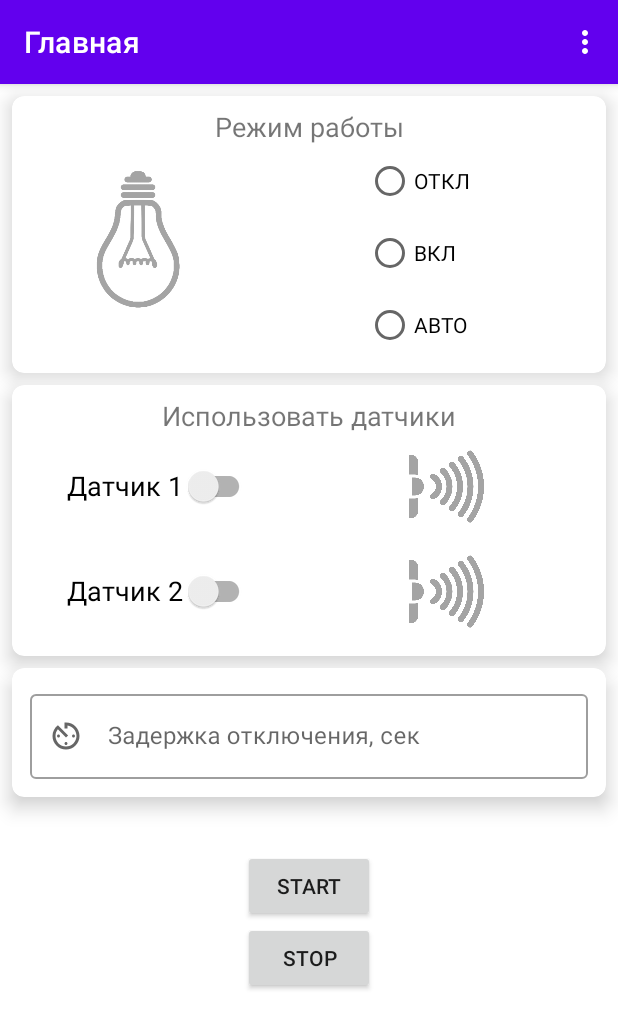
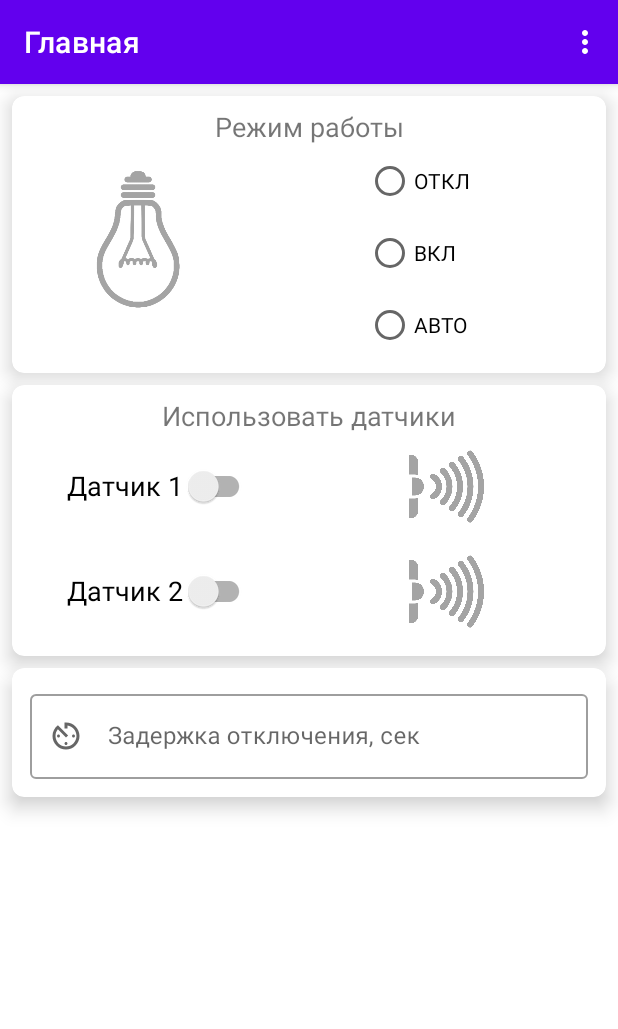
Before and after one commit to alex-eaa/ESP_Manager, an Android app: the fragment FragmentMsMain placed in its activity, on a phone screen of 412 x 824 dp. Shown: the top 1029 px of the screen. Run offline under Robolectric (Android 15) with nearby library versions, the phone set to English and light mode, and no system bars; our stand-ins replace navigation-ui; 6 statements that could not run were skipped.

Commit message:
I renamed the file fragment_ms_control.xml to fragment_ms_main.xml.

```diff
--- a/app/src/main/java/com/elchaninov/espmanager/view/ms/FragmentMsMain.kt
+++ b/app/src/main/java/com/elchaninov/espmanager/view/ms/FragmentMsMain.kt
@@ -19,7 +19,7 @@ import androidx.navigation.fragment.findNavController
 import androidx.navigation.fragment.navArgs
 import androidx.navigation.navOptions
 import com.elchaninov.espmanager.R
-import com.elchaninov.espmanager.databinding.FragmentMsControlBinding
+import com.elchaninov.espmanager.databinding.FragmentMsMainBinding
 import com.elchaninov.espmanager.model.AppState
 import com.elchaninov.espmanager.model.DeviceModel
 import com.elchaninov.espmanager.model.ms.MsMainModel
@@ -29,9 +29,9 @@ import com.elchaninov.espmanager.utils.show
 import org.koin.androidx.viewmodel.ext.android.viewModel
 import org.koin.core.parameter.parametersOf
 
-class FragmentMsMain : Fragment(R.layout.fragment_ms_control) {
+class FragmentMsMain : Fragment(R.layout.fragment_ms_main) {
 
-    private var _binding: FragmentMsControlBinding? = null
+    private var _binding: FragmentMsMainBinding? = null
     private val binding get() = _binding!!
 
     private val viewModel: ViewModelFragmentMsMain by viewModel { parametersOf(deviceModel) }
@@ -43,7 +43,7 @@ class FragmentMsMain : Fragment(R.layout.fragment_ms_control) {
 
     override fun onViewCreated(view: View, savedInstanceState: Bundle?) {
         super.onViewCreated(view, savedInstanceState)
-        _binding = FragmentMsControlBinding.bind(view)
+        _binding = FragmentMsMainBinding.bind(view)
         setHasOptionsMenu(true)
 
         deviceModel = args.device
--- a/app/src/main/res/layout/fragment_ms_control.xml
+++ b/app/src/main/res/layout/fragment_ms_main.xml
@@ -220,20 +220,6 @@
                 android:gravity="end"
                 tools:text="000.000.000.000" />
 
-            <androidx.appcompat.widget.AppCompatButton
-                android:id="@+id/button_start"
-                android:layout_width="wrap_content"
-                android:layout_height="wrap_content"
-                android:layout_gravity="center"
-                android:text="start" />
-
-            <androidx.appcompat.widget.AppCompatButton
-                android:id="@+id/button_stop"
-                android:layout_width="wrap_content"
-                android:layout_height="wrap_content"
-                android:layout_gravity="center"
-                android:text="stop" />
-
         </androidx.appcompat.widget.LinearLayoutCompat>
     </ScrollView>
 
--- a/app/src/main/res/navigation/ms_graph.xml
+++ b/app/src/main/res/navigation/ms_graph.xml
@@ -9,7 +9,7 @@
         android:id="@+id/fragmentMsControl"
         android:name="com.elchaninov.espmanager.view.ms.FragmentMsMain"
         android:label="Контроллер освещения"
-        tools:layout="@layout/fragment_ms_control">
+        tools:layout="@layout/fragment_ms_main">
         <argument
             android:name="device"
             app:argType="com.elchaninov.espmanager.model.DeviceModel" />
```
